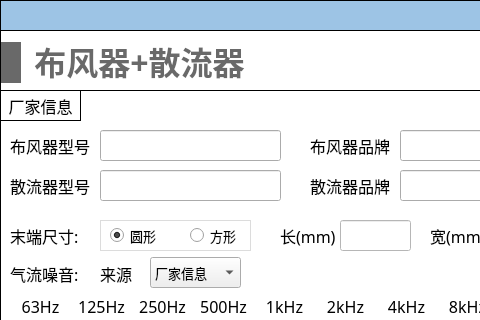
Above: NoiseCalSoft/inputDialog/dialog_air_diff.ui from haobana/NoiCal before the change; both pictures show x 0 to 480 and y 0 to 320 of the 651 by 861 pixel window. Below: the same form after it.
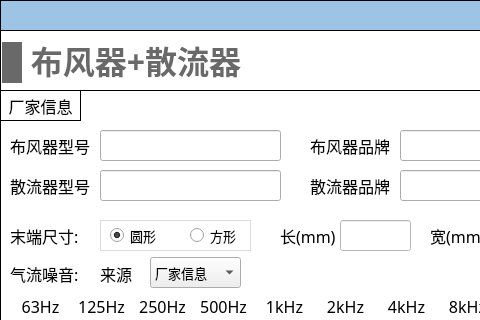
That is the form after the change. Icons and pictures are not drawn.

```diff
--- a/NoiseCalSoft/inputDialog/dialog_air_diff.ui
+++ b/NoiseCalSoft/inputDialog/dialog_air_diff.ui
@@ -2262,43 +2262,15 @@
      </property>
     </widget>
    </widget>
-   <widget class="QWidget" name="layoutWidget_9">
-    <property name="geometry">
-     <rect>
-      <x>1</x>
-      <y>10</y>
-      <width>251</width>
-      <height>45</height>
-     </rect>
-    </property>
-    <layout class="QHBoxLayout" name="horizontalLayout_22">
-     <item>
-      <widget class="QLabel" name="label_36">
-       <property name="minimumSize">
-        <size>
-         <width>20</width>
-         <height>41</height>
-        </size>
-       </property>
-       <property name="maximumSize">
-        <size>
-         <width>20</width>
-         <height>41</height>
-        </size>
-       </property>
-       <property name="styleSheet">
-        <string notr="true">QLabel { 
-border: none; 
-background-color : rgb(105, 105, 105);
-}</string>
-       </property>
-       <property name="text">
-        <string/>
-       </property>
-      </widget>
-     </item>
-     <item>
       <widget class="QLabel" name="label_38">
+    <property name="geometry">
+     <rect>
+      <x>28</x>
+      <y>11</y>
+      <width>216</width>
+      <height>43</height>
+     </rect>
+    </property>
        <property name="font">
         <font>
          <family>Microsoft YaHei</family>
@@ -2319,8 +2291,36 @@
         <set>Qt::AlignBottom|Qt::AlignHCenter</set>
        </property>
       </widget>
-     </item>
-    </layout>
+   <widget class="QLabel" name="label_36">
+    <property name="geometry">
+     <rect>
+      <x>2</x>
+      <y>12</y>
+      <width>20</width>
+      <height>41</height>
+     </rect>
+    </property>
+    <property name="minimumSize">
+     <size>
+      <width>20</width>
+      <height>41</height>
+     </size>
+    </property>
+    <property name="maximumSize">
+     <size>
+      <width>20</width>
+      <height>41</height>
+     </size>
+    </property>
+    <property name="styleSheet">
+     <string notr="true">QLabel { 
+border: none; 
+background-color : rgb(105, 105, 105);
+}</string>
+    </property>
+    <property name="text">
+     <string/>
+    </property>
    </widget>
   </widget>
   <widget class="QWidget" name="widget" native="true">
```
Lines whose indentation alone changed are shown as unchanged.
